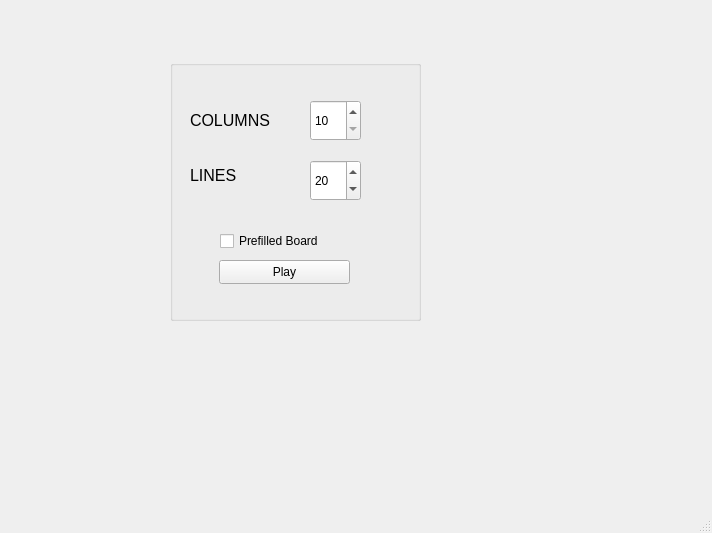
Qt form ConsoleProject/TetrisGameProject/src/view/gui/startwindow.ui (ismailnayma/tetris) before a commit.
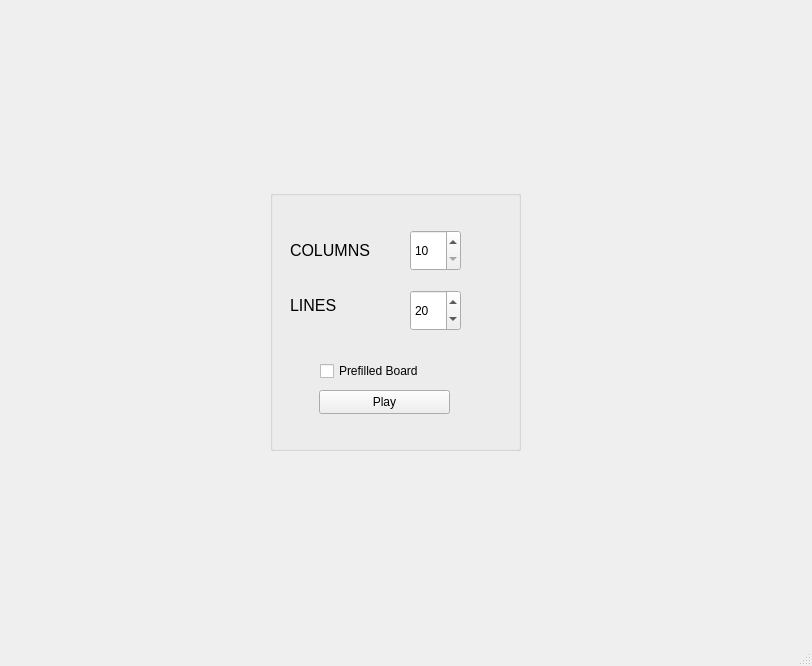
The same form after that commit.

```diff
--- a/ConsoleProject/TetrisGameProject/src/view/gui/startwindow.ui
+++ b/ConsoleProject/TetrisGameProject/src/view/gui/startwindow.ui
@@ -6,8 +6,8 @@
    <rect>
     <x>0</x>
     <y>0</y>
-    <width>712</width>
-    <height>533</height>
+    <width>812</width>
+    <height>666</height>
    </rect>
   </property>
   <property name="windowTitle">
@@ -17,8 +17,8 @@
    <widget class="QGroupBox" name="groupBox">
     <property name="geometry">
      <rect>
-      <x>170</x>
-      <y>60</y>
+      <x>270</x>
+      <y>190</y>
       <width>251</width>
       <height>261</height>
      </rect>
@@ -57,7 +57,7 @@
       <number>10</number>
      </property>
      <property name="maximum">
-      <number>35</number>
+      <number>25</number>
      </property>
     </widget>
     <widget class="QSpinBox" name="heightSpinBox">
@@ -73,7 +73,7 @@
       <number>10</number>
      </property>
      <property name="maximum">
-      <number>35</number>
+      <number>30</number>
      </property>
      <property name="value">
       <number>20</number>
```
Left out of the diff: 4 changed lines with no effect on the pictures.
